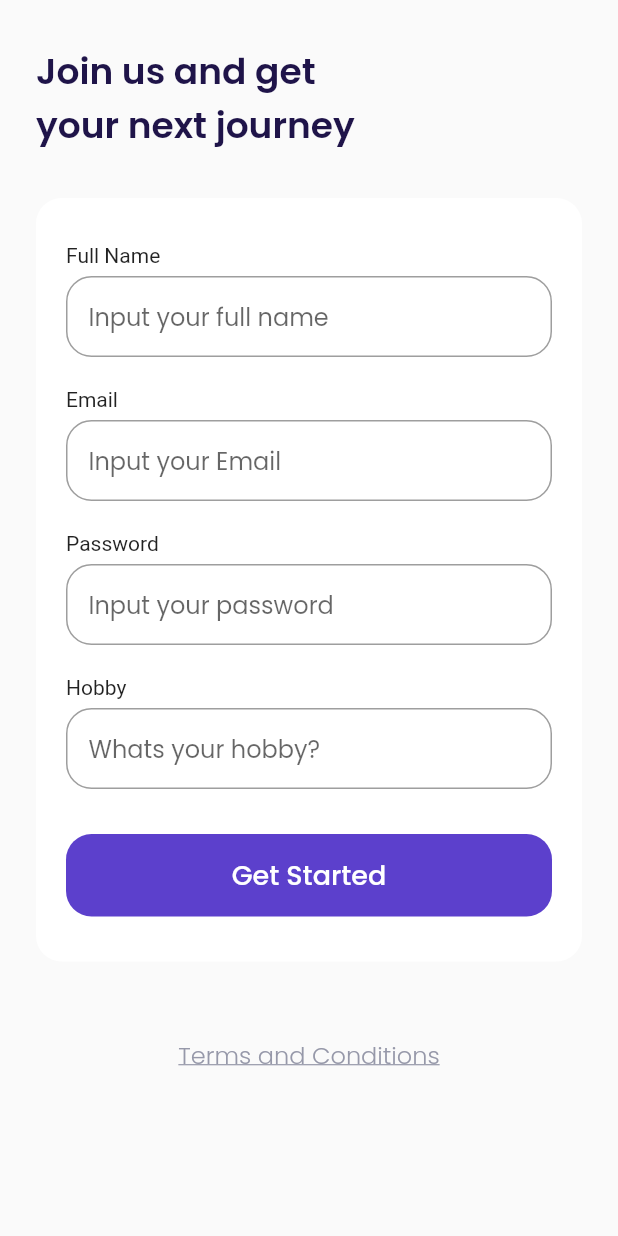
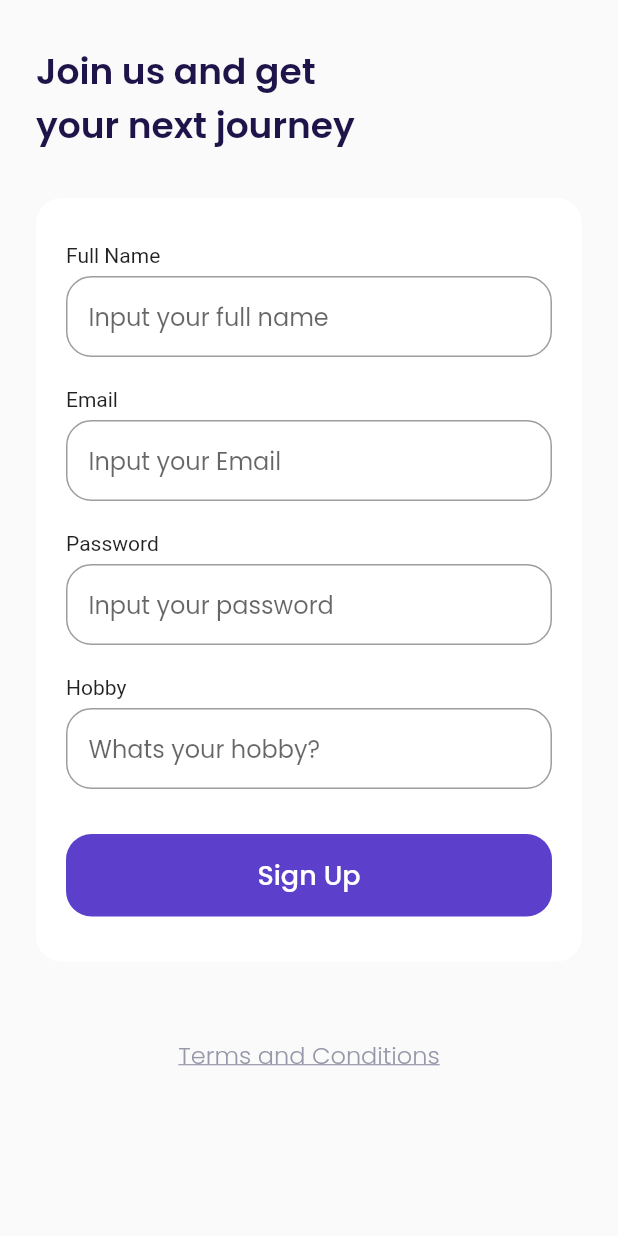
Before and after one commit to orangdong/project_airplane, a Flutter app: the SignUpPage screen opened by its route, on a phone screen of 412 x 824 dp. Run offline on Flutter 3.47's test engine with Material 2 defaults, Android fonts, the phone set to English and light mode, and no system bars; our stand-ins replace google_fonts.

Commit message:
sign up update

```diff
--- a/lib/ui/pages/sign_up_page.dart
+++ b/lib/ui/pages/sign_up_page.dart
@@ -168,7 +168,7 @@ class SignUpPage extends StatelessWidget {
               ),
             ),
             child: Text(
-              'Get Started',
+              'Sign Up',
               style: whiteTextStyle.copyWith(
                 fontSize: 18,
                 fontWeight: medium
```
